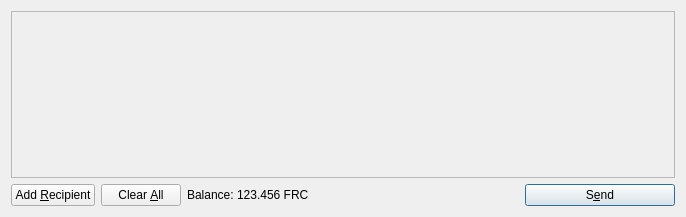
Above: src/qt/forms/sendcoinsdialog.ui from optimacoin/optimacoin before the change. Below: the same form after it.
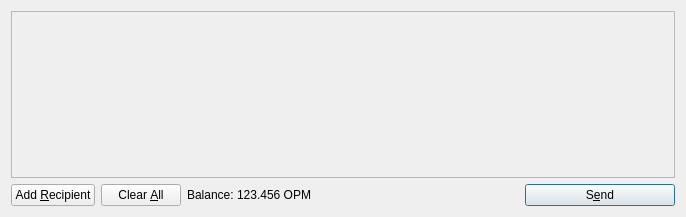
That is the form after the change. Icons and pictures are not drawn.

Patch:
```diff
--- a/src/qt/forms/sendcoinsdialog.ui
+++ b/src/qt/forms/sendcoinsdialog.ui
@@ -119,7 +119,7 @@
           <cursorShape>IBeamCursor</cursorShape>
          </property>
          <property name="text">
-          <string>123.456 FRC</string>
+          <string>123.456 OPM</string>
          </property>
          <property name="textInteractionFlags">
           <set>Qt::LinksAccessibleByMouse|Qt::TextSelectableByKeyboard|Qt::TextSelectableByMouse</set>
```
